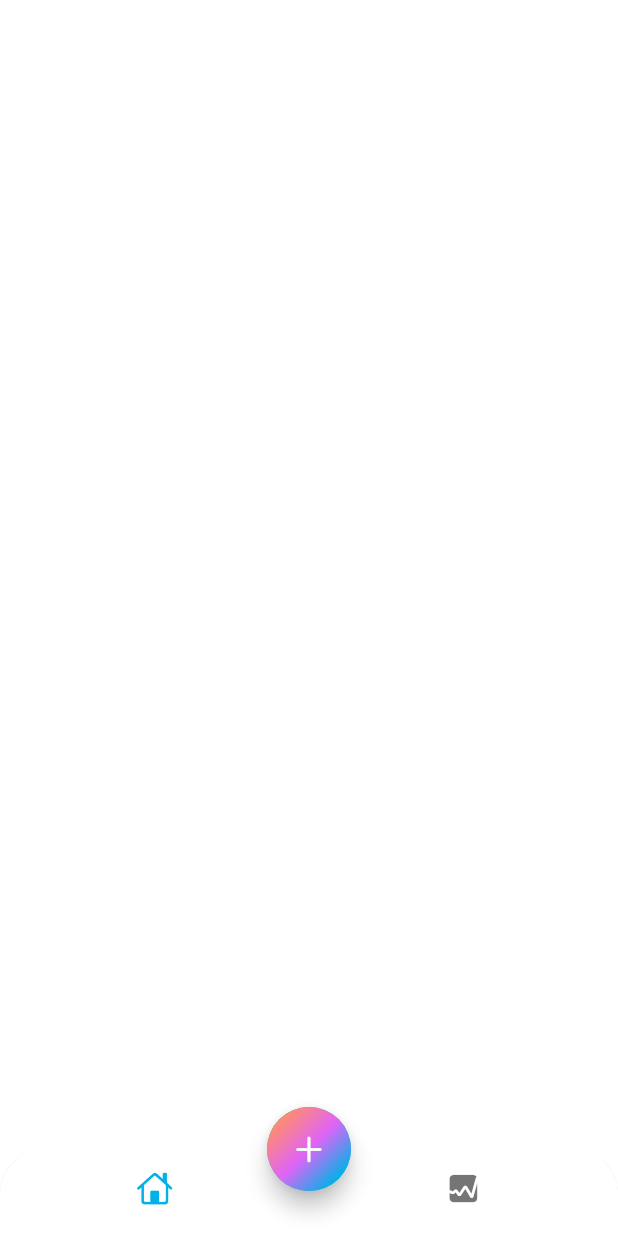
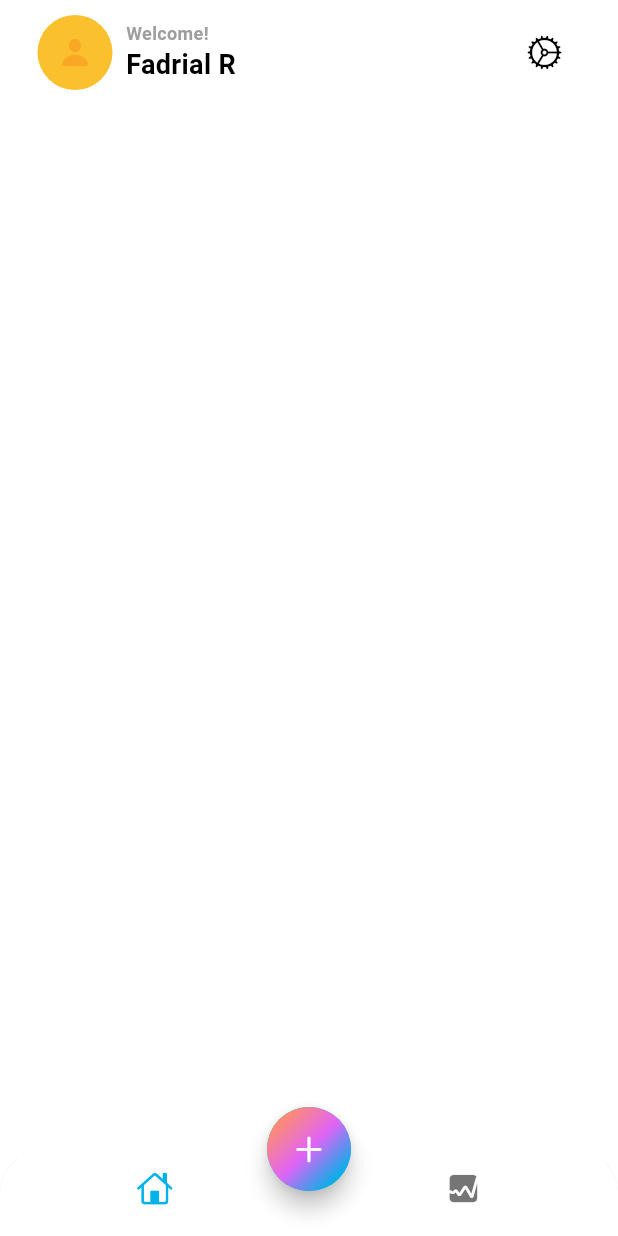
Before and after one commit to FadrialR/expenses_tracker_app, a Flutter app: the screen it shows after launch, on a phone screen of 412 x 824 dp. Run offline on Flutter 3.47's test engine with Material 3 defaults, Android fonts, the phone set to English and light mode, and no system bars.

Commit message:
Create Profile and setting icon

```diff
--- a/lib/app_view.dart
+++ b/lib/app_view.dart
@@ -11,12 +11,12 @@ class MyAppView extends StatelessWidget {
       title: "Expense Tracker",
       theme: ThemeData(
         colorScheme: ColorScheme.light(
-          background: Colors.grey.shade100,
-          onBackground: Colors.black,
-          primary: const Color(0xFF00B2E7),
-          secondary: const Color(0xFFE064F7),
-          tertiary: const Color(0xFFFF8D6C),
-        ),
+            background: Colors.grey.shade100,
+            onBackground: Colors.black,
+            primary: const Color(0xFF00B2E7),
+            secondary: const Color(0xFFE064F7),
+            tertiary: const Color(0xFFFF8D6C),
+            outline: Colors.grey),
       ),
       home: HomeScreen(),
     );
--- a/lib/screens/home/views/home_screen.dart
+++ b/lib/screens/home/views/home_screen.dart
@@ -1,5 +1,6 @@
 import 'dart:math';
 
+import 'package:expenses_tracker/screens/home/views/main_screen.dart';
 import 'package:flutter/cupertino.dart';
 import 'package:flutter/material.dart';
 
@@ -51,6 +52,7 @@ class HomeScreen extends StatelessWidget {
           ),
         ),
       ),
+      body: const MainScreen(),
     );
   }
 }
--- /dev/null
+++ b/lib/screens/home/views/main_screen.dart
@@ -0,0 +1,71 @@
+import 'package:flutter/cupertino.dart';
+import 'package:flutter/material.dart';
+
+class MainScreen extends StatelessWidget {
+  const MainScreen({super.key});
+
+  @override
+  Widget build(BuildContext context) {
+    return SafeArea(
+      child: Padding(
+        padding: const EdgeInsets.symmetric(horizontal: 25.0, vertical: 10),
+        child: Column(
+          children: [
+            Row(
+              mainAxisAlignment: MainAxisAlignment.spaceBetween,
+              children: [
+                Row(
+                  children: [
+                    Stack(
+                      alignment: Alignment.center,
+                      children: [
+                        Container(
+                          width: 50,
+                          height: 50,
+                          decoration: BoxDecoration(
+                            shape: BoxShape.circle,
+                            color: Colors.yellow[700],
+                          ),
+                        ),
+                        Icon(
+                          CupertinoIcons.person_fill,
+                          color: Colors.yellow[800],
+                        )
+                      ],
+                    ),
+                    const SizedBox(
+                      width: 9,
+                    ),
+                    Column(
+                      crossAxisAlignment: CrossAxisAlignment.start,
+                      children: [
+                        Text(
+                          "Welcome!",
+                          style: TextStyle(
+                            fontSize: 12,
+                            fontWeight: FontWeight.w700,
+                            color: Theme.of(context).colorScheme.outline,
+                          ),
+                        ),
+                        Text(
+                          "Fadrial R",
+                          style: TextStyle(
+                            fontSize: 18,
+                            fontWeight: FontWeight.bold,
+                            color: Theme.of(context).colorScheme.onBackground,
+                          ),
+                        ),
+                      ],
+                    ),
+                  ],
+                ),
+                IconButton(
+                    onPressed: () {}, icon: Icon(CupertinoIcons.settings))
+              ],
+            )
+          ],
+        ),
+      ),
+    );
+  }
+}
```
